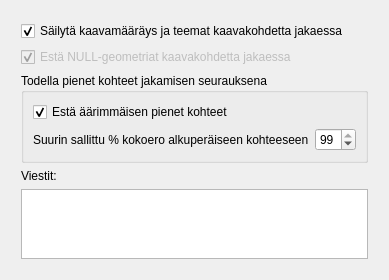
Above: yleiskaava_dockwidget_geometry_edit_settings.ui from ernoma/yleiskaava before the change. Below: the same form after it.
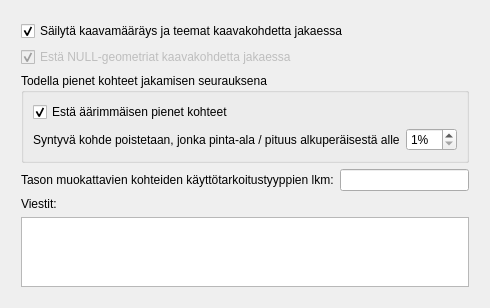
That is the form after the change. Custom widgets are drawn as their Qt base class.

Commit message: Toteuta T3 perustasolla valmiiksi

The edit to the form file:
```diff
--- a/yleiskaava_dockwidget_geometry_edit_settings.ui
+++ b/yleiskaava_dockwidget_geometry_edit_settings.ui
@@ -6,8 +6,8 @@
    <rect>
     <x>0</x>
     <y>0</y>
-    <width>272</width>
-    <height>223</height>
+    <width>342</width>
+    <height>285</height>
    </rect>
   </property>
   <property name="windowTitle">
@@ -69,18 +69,27 @@
           </widget>
          </item>
          <item>
-          <layout class="QFormLayout" name="formLayout">
-           <item row="0" column="0">
+          <layout class="QHBoxLayout" name="horizontalLayout_2">
+           <item>
             <widget class="QLabel" name="label">
              <property name="text">
-              <string>Suurin sallittu % kokoero alkuperäiseen kohteeseen</string>
+              <string>Syntyvä kohde poistetaan, jonka pinta-ala / pituus alkuperäisestä alle</string>
              </property>
             </widget>
            </item>
-           <item row="0" column="1">
+           <item>
             <widget class="QSpinBox" name="spinBoxPreventFeaturesWithTinyGeometries">
+             <property name="suffix">
+              <string>%</string>
+             </property>
+             <property name="minimum">
+              <number>1</number>
+             </property>
+             <property name="maximum">
+              <number>50</number>
+             </property>
              <property name="value">
-              <number>99</number>
+              <number>1</number>
              </property>
             </widget>
            </item>
@@ -89,6 +98,24 @@
         </layout>
        </widget>
       </item>
+      <item>
+       <layout class="QHBoxLayout" name="horizontalLayout">
+        <item>
+         <widget class="QLabel" name="label_3">
+          <property name="text">
+           <string>Tason muokattavien kohteiden käyttötarkoitustyyppien lkm:</string>
+          </property>
+         </widget>
+        </item>
+        <item>
+         <widget class="QLineEdit" name="lineEditEditableFeatureClassesCount">
+          <property name="readOnly">
+           <bool>true</bool>
+          </property>
+         </widget>
+        </item>
+       </layout>
+      </item>
       <item>
        <widget class="QLabel" name="label_2">
         <property name="text">
```
The commit also changes 2 other files.
